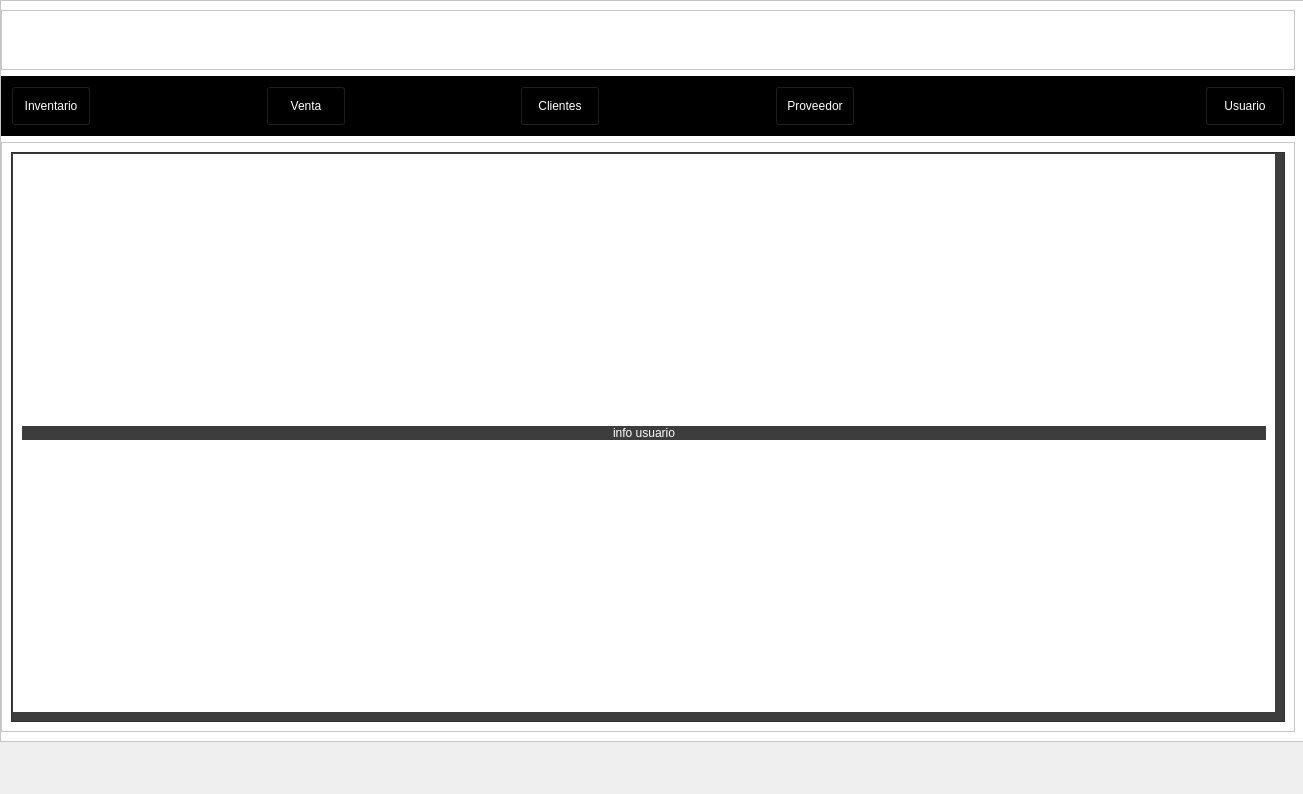
First picture: the form in View/Menu_BD.ui, repository DanielSajvin/Proyecto_basedatos, before the edit.
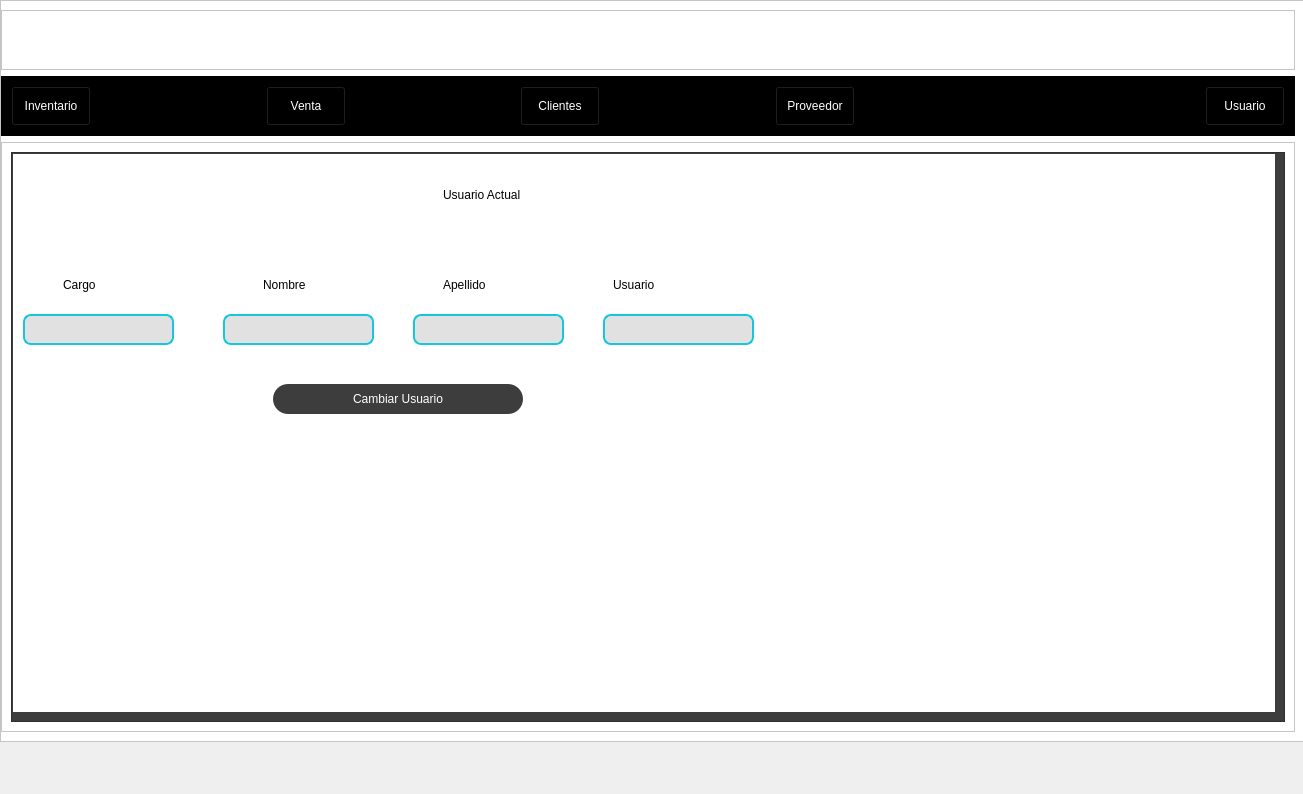
Second picture: the form after the edit. The open tabs and pages were chosen to show the change. Icons and pictures are not drawn.

Commit message: usuario datos

What changed in the file:
```diff
--- a/View/Menu_BD.ui
+++ b/View/Menu_BD.ui
@@ -1926,15 +1926,211 @@
               </layout>
              </widget>
              <widget class="QWidget" name="page_usuario">
-              <layout class="QVBoxLayout" name="verticalLayout_4">
-               <item>
-                <widget class="QPushButton" name="pushButton_2">
-                 <property name="text">
-                  <string>info usuario</string>
-                 </property>
-                </widget>
-               </item>
-              </layout>
+              <widget class="QLabel" name="label_33">
+               <property name="geometry">
+                <rect>
+                 <x>430</x>
+                 <y>20</y>
+                 <width>171</width>
+                 <height>41</height>
+                </rect>
+               </property>
+               <property name="maximumSize">
+                <size>
+                 <width>16777215</width>
+                 <height>16777215</height>
+                </size>
+               </property>
+               <property name="styleSheet">
+                <string notr="true">color: rgb(0, 0, 0);</string>
+               </property>
+               <property name="text">
+                <string>Usuario Actual</string>
+               </property>
+              </widget>
+              <widget class="QLineEdit" name="mostrar_cargo">
+               <property name="geometry">
+                <rect>
+                 <x>10</x>
+                 <y>160</y>
+                 <width>151</width>
+                 <height>31</height>
+                </rect>
+               </property>
+               <property name="styleSheet">
+                <string notr="true">QLineEdit{
+border: 2px solid #14c8dc;
+border-radius: 8px;
+color: rgb(0, 0, 0);
+background-color:rgb(225,225,225);
+font: 75 12pt&quot;Times New Roman&quot;;
+}</string>
+               </property>
+              </widget>
+              <widget class="QLabel" name="label_34">
+               <property name="geometry">
+                <rect>
+                 <x>50</x>
+                 <y>110</y>
+                 <width>171</width>
+                 <height>41</height>
+                </rect>
+               </property>
+               <property name="maximumSize">
+                <size>
+                 <width>16777215</width>
+                 <height>16777215</height>
+                </size>
+               </property>
+               <property name="styleSheet">
+                <string notr="true">color: rgb(0, 0, 0);</string>
+               </property>
+               <property name="text">
+                <string>Cargo</string>
+               </property>
+              </widget>
+              <widget class="QLabel" name="label_35">
+               <property name="geometry">
+                <rect>
+                 <x>250</x>
+                 <y>110</y>
+                 <width>171</width>
+                 <height>41</height>
+                </rect>
+               </property>
+               <property name="maximumSize">
+                <size>
+                 <width>16777215</width>
+                 <height>16777215</height>
+                </size>
+               </property>
+               <property name="styleSheet">
+                <string notr="true">color: rgb(0, 0, 0);</string>
+               </property>
+               <property name="text">
+                <string>Nombre</string>
+               </property>
+              </widget>
+              <widget class="QLabel" name="label_36">
+               <property name="geometry">
+                <rect>
+                 <x>430</x>
+                 <y>110</y>
+                 <width>171</width>
+                 <height>41</height>
+                </rect>
+               </property>
+               <property name="maximumSize">
+                <size>
+                 <width>16777215</width>
+                 <height>16777215</height>
+                </size>
+               </property>
+               <property name="styleSheet">
+                <string notr="true">color: rgb(0, 0, 0);</string>
+               </property>
+               <property name="text">
+                <string>Apellido</string>
+               </property>
+              </widget>
+              <widget class="QLabel" name="label_37">
+               <property name="geometry">
+                <rect>
+                 <x>600</x>
+                 <y>110</y>
+                 <width>171</width>
+                 <height>41</height>
+                </rect>
+               </property>
+               <property name="maximumSize">
+                <size>
+                 <width>16777215</width>
+                 <height>16777215</height>
+                </size>
+               </property>
+               <property name="styleSheet">
+                <string notr="true">color: rgb(0, 0, 0);</string>
+               </property>
+               <property name="text">
+                <string>Usuario</string>
+               </property>
+              </widget>
+              <widget class="QLineEdit" name="mostrar_usuario">
+               <property name="geometry">
+                <rect>
+                 <x>590</x>
+                 <y>160</y>
+                 <width>151</width>
+                 <height>31</height>
+                </rect>
+               </property>
+               <property name="styleSheet">
+                <string notr="true">QLineEdit{
+border: 2px solid #14c8dc;
+border-radius: 8px;
+color: rgb(0, 0, 0);
+background-color:rgb(225,225,225);
+font: 75 12pt&quot;Times New Roman&quot;;
+}</string>
+               </property>
+              </widget>
+              <widget class="QLineEdit" name="mostrar_apellido">
+               <property name="geometry">
+                <rect>
+                 <x>400</x>
+                 <y>160</y>
+                 <width>151</width>
+                 <height>31</height>
+                </rect>
+               </property>
+               <property name="styleSheet">
+                <string notr="true">QLineEdit{
+border: 2px solid #14c8dc;
+border-radius: 8px;
+color: rgb(0, 0, 0);
+background-color:rgb(225,225,225);
+font: 75 12pt&quot;Times New Roman&quot;;
+}</string>
+               </property>
+              </widget>
+              <widget class="QLineEdit" name="mostrar_nombre">
+               <property name="geometry">
+                <rect>
+                 <x>210</x>
+                 <y>160</y>
+                 <width>151</width>
+                 <height>31</height>
+                </rect>
+               </property>
+               <property name="styleSheet">
+                <string notr="true">QLineEdit{
+border: 2px solid #14c8dc;
+border-radius: 8px;
+color: rgb(0, 0, 0);
+background-color:rgb(225,225,225);
+font: 75 12pt&quot;Times New Roman&quot;;
+}</string>
+               </property>
+              </widget>
+              <widget class="QPushButton" name="btn_cambiar_usuario">
+               <property name="geometry">
+                <rect>
+                 <x>260</x>
+                 <y>230</y>
+                 <width>250</width>
+                 <height>30</height>
+                </rect>
+               </property>
+               <property name="minimumSize">
+                <size>
+                 <width>250</width>
+                 <height>30</height>
+                </size>
+               </property>
+               <property name="text">
+                <string>Cambiar Usuario</string>
+               </property>
+              </widget>
              </widget>
              <widget class="QWidget" name="page_clientes">
               <layout class="QVBoxLayout" name="verticalLayout_12">
```
Left out of the diff: 4 changed lines with no effect on the pictures. The commit also changes 2 other files.
